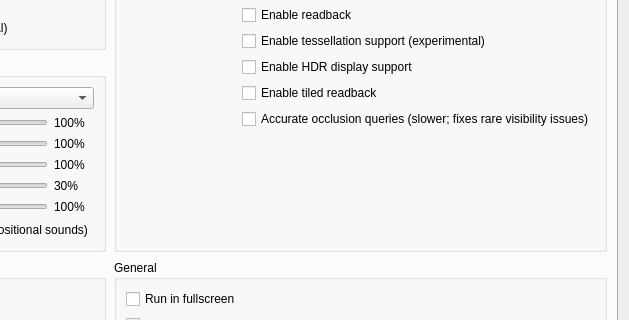
Above: src/launcher/forms/configuration_edit_dialog.ui from ali-commits/KytyPS5-AGS before the change; both pictures show x 344 to 973 and y 211 to 531 of the 973 by 889 pixel window. Below: the same form after it.
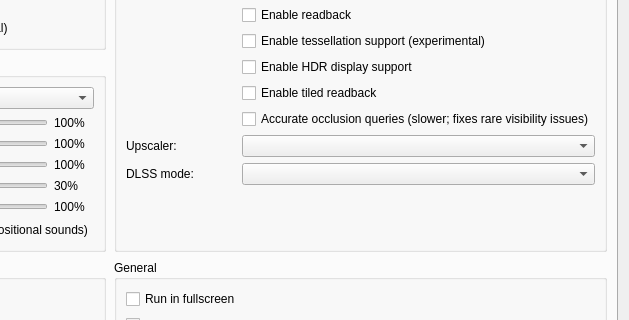
That is the form after the change. Custom widgets are drawn as their Qt base class.

Commit message: DLSS upscaler: replace a game's upscale pass described by its profile

Diff of the .ui file:
```diff
--- a/src/launcher/forms/configuration_edit_dialog.ui
+++ b/src/launcher/forms/configuration_edit_dialog.ui
@@ -500,6 +500,34 @@
               </property>
              </widget>
             </item>
+            <item row="10" column="0">
+             <widget class="QLabel" name="label_upscaler">
+              <property name="text">
+               <string>Upscaler:</string>
+              </property>
+             </widget>
+            </item>
+            <item row="10" column="1">
+             <widget class="QComboBox" name="comboBox_upscaler">
+              <property name="toolTip">
+               <string>Replaces the game's own upscaling with DLSS when the game has an upscaler profile, the build includes DLSS and the GPU supports it. Otherwise the game's own upscaling runs.</string>
+              </property>
+             </widget>
+            </item>
+            <item row="11" column="0">
+             <widget class="QLabel" name="label_dlss_mode">
+              <property name="text">
+               <string>DLSS mode:</string>
+              </property>
+             </widget>
+            </item>
+            <item row="11" column="1">
+             <widget class="QComboBox" name="comboBox_dlss_mode">
+              <property name="toolTip">
+               <string>DLSS quality mode. The game keeps its own render resolution.</string>
+              </property>
+             </widget>
+            </item>
            </layout>
           </widget>
          </item>
```
The commit also changes 22 other files.
